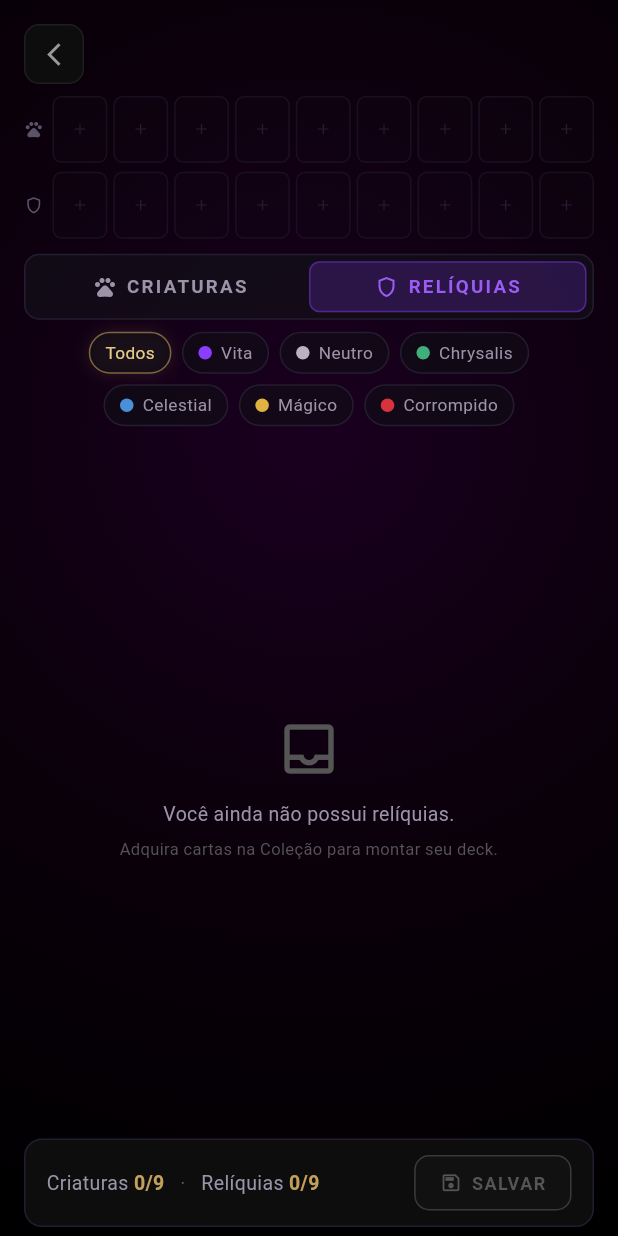
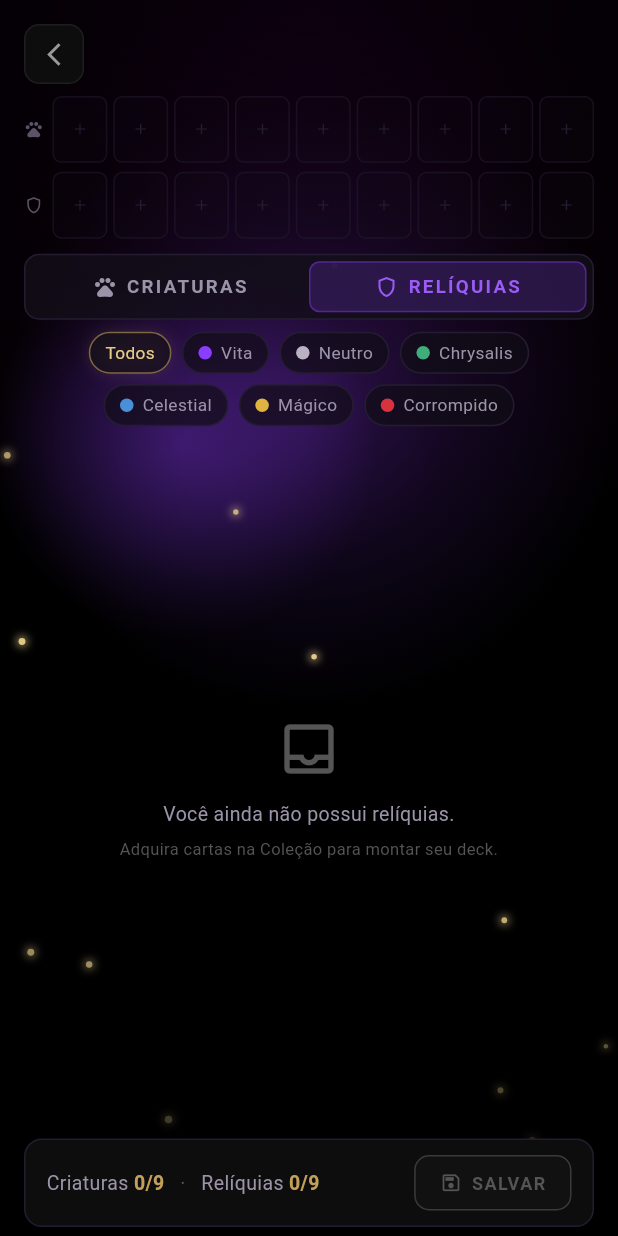
Before and after one commit to NoHeroe/App_Noheroes, a Flutter app: the DeckBuilderScreen screen opened by its route, after a tap on "RELÍQUIAS", on a phone screen of 412 x 824 dp. Run offline on Flutter 3.47's test engine with Material 3 defaults, Android fonts, the phone set to English and light mode, and no system bars; our stand-ins replace drift, flutter_animate, flutter_local_notifications, flutter_riverpod, go_router, google_fonts and 3 more; missing offline and left inert: flutter_3d_controller; accounts and stored records are empty.

Commit message:
feat(ui): atmosfera de fundo reutilizavel (NhAtmosphere) nas telas chapadas
Novo NhAtmosphere (radial + glow + nevoa + faiscas + vignette + grao, tintavel,
faiscas com speed inteiro sem flick). Aplicado em: deck builder, pacotes,
regioes, personagem e inventario (substitui preto chapado / gradiente simples).
Card game usa tint magenta; demais o roxo padrao.

Co-Authored-By: Claude Opus 4.8 <noreply@anthropic.com>

```diff
--- a/lib/presentation/card_game/screens/deck_builder_screen.dart
+++ b/lib/presentation/card_game/screens/deck_builder_screen.dart
@@ -10,6 +10,7 @@ import '../../../domain/card_game/card_models.dart';
 import '../card_ownership.dart';
 import '../deck_repository.dart';
 import '../widgets/game_card_face.dart';
+import '../../shared/widgets/nh_atmosphere.dart';
 
 /// Construtor de Deck (ACDA).
 ///
@@ -67,14 +68,9 @@ class _DeckBuilderScreenState extends ConsumerState<DeckBuilderScreen> {
       backgroundColor: AppColors.black,
       body: Stack(
         children: [
-          Container(
-            decoration: const BoxDecoration(
-              gradient: RadialGradient(
-                center: Alignment(0, -0.3),
-                radius: 1.4,
-                colors: [Color(0xFF1A0020), Color(0xFF0A000A), AppColors.black],
-              ),
-            ),
+          const NhAtmosphere(
+            glow: Color(0xFF8B3DFF),
+            base: [Color(0xFF1A0020), Color(0xFF0A000A), AppColors.black],
           ),
           SafeArea(
             child: Column(
--- a/lib/presentation/card_game/screens/packs_screen.dart
+++ b/lib/presentation/card_game/screens/packs_screen.dart
@@ -5,6 +5,7 @@ import 'package:google_fonts/google_fonts.dart';
 
 import '../../../app/providers.dart';
 import '../../../core/constants/app_colors.dart';
+import '../../shared/widgets/nh_atmosphere.dart';
 import '../../../domain/card_game/card_catalog.dart';
 import '../../../domain/card_game/card_models.dart';
 import '../card_ownership.dart';
@@ -195,14 +196,9 @@ class _PacksScreenState extends ConsumerState<PacksScreen> {
       backgroundColor: AppColors.black,
       body: Stack(
         children: [
-          Container(
-            decoration: const BoxDecoration(
-              gradient: RadialGradient(
-                center: Alignment(0, -0.3),
-                radius: 1.4,
-                colors: [Color(0xFF1A0020), Color(0xFF0A000A), AppColors.black],
-              ),
-            ),
+          const NhAtmosphere(
+            glow: Color(0xFF8B3DFF),
+            base: [Color(0xFF1A0020), Color(0xFF0A000A), AppColors.black],
           ),
           SafeArea(
             child: Column(
--- a/lib/presentation/character/screens/character_screen.dart
+++ b/lib/presentation/character/screens/character_screen.dart
@@ -13,6 +13,7 @@ import '../../../domain/models/faction_buff_multipliers.dart';
 import '../../../domain/models/inventory_entry_with_spec.dart';
 import '../../../domain/models/player_snapshot.dart';
 import '../../shared/widgets/feature_chip.dart';
+import '../../shared/widgets/nh_atmosphere.dart';
 import '../../shared/widgets/nh_bottom_nav.dart';
 import '../../shared/widgets/app_snack.dart';
 // Sprint 3.4 Etapa D (D17) — barras de status (HP/VT|MP/XP) migraram do
@@ -76,6 +77,7 @@ class CharacterScreen extends ConsumerWidget {
       backgroundColor: AppColors.black,
       body: Stack(
         children: [
+          const NhAtmosphere(),
           SafeArea(
             child: Column(
               children: [
--- a/lib/presentation/inventory/screens/inventory_screen.dart
+++ b/lib/presentation/inventory/screens/inventory_screen.dart
@@ -13,6 +13,7 @@ import '../../../domain/models/inventory_entry_with_spec.dart';
 import '../../../domain/models/player_snapshot.dart';
 import '../../shared/widgets/feature_chip.dart';
 import '../../shared/widgets/nh_back_button.dart';
+import '../../shared/widgets/nh_atmosphere.dart';
 import '../../sanctuary/widgets/sanctuary_header_widgets.dart';
 
 class InventoryScreen extends ConsumerStatefulWidget {
@@ -64,7 +65,10 @@ class _InventoryScreenState extends ConsumerState<InventoryScreen> {
     // (estava emprestando indevidamente currentIndex:1 de Missões).
     return Scaffold(
       backgroundColor: AppColors.black,
-      body: SafeArea(
+      body: Stack(
+        children: [
+          const NhAtmosphere(),
+          SafeArea(
             child: Column(
               children: [
                 _buildHeader(),
@@ -74,6 +78,8 @@ class _InventoryScreenState extends ConsumerState<InventoryScreen> {
                 Expanded(child: _buildContent()),
               ],
             ),
+          ),
+        ],
       ),
     );
   }
--- a/lib/presentation/regions/screens/regions_screen.dart
+++ b/lib/presentation/regions/screens/regions_screen.dart
@@ -5,6 +5,7 @@ import '../../../app/providers.dart';
 import '../../../core/constants/app_colors.dart';
 import '../../shared/widgets/app_snack.dart';
 import '../../shared/widgets/nh_bottom_nav.dart';
+import '../../shared/widgets/nh_atmosphere.dart';
 import 'region_detail_screen.dart';
 
 const _regions = [
@@ -88,6 +89,7 @@ class RegionsScreen extends ConsumerWidget {
       backgroundColor: AppColors.black,
       body: Stack(
         children: [
+          const NhAtmosphere(),
           SafeArea(
             child: Column(
           children: [
--- /dev/null
+++ b/lib/presentation/shared/widgets/nh_atmosphere.dart
@@ -0,0 +1,212 @@
+import 'dart:math' as math;
+
+import 'package:flutter/material.dart';
+
+import '../../../core/constants/app_colors.dart';
+
+/// Atmosfera de fundo REUTILIZÁVEL (procedural) — base radial + glow no topo +
+/// névoa em drift + faíscas douradas + vignette + grão. Sem silhueta (genérica),
+/// tintável por [glow]/[base] pra cada tela. Mesma linguagem do
+/// Santuário/Biblioteca/Mercado. Faíscas com speed inteiro (sem flick no loop).
+class NhAtmosphere extends StatefulWidget {
+  /// Cor do glow do topo + névoa (com alpha aplicado internamente).
+  final Color glow;
+
+  /// 3 cores da base radial (topo → meio → fundo).
+  final List<Color> base;
+
+  const NhAtmosphere({
+    super.key,
+    this.glow = AppColors.purple,
+    this.base = const [Color(0xFF1A1226), Color(0xFF0D0A14), Color(0xFF070510)],
+  });
+
+  @override
+  State<NhAtmosphere> createState() => _NhAtmosphereState();
+}
+
+class _NhAtmosphereState extends State<NhAtmosphere>
+    with TickerProviderStateMixin {
+  late final AnimationController _fog;
+  late final AnimationController _embers;
+  late final List<_Ember> _emberSpecs;
+
+  @override
+  void initState() {
+    super.initState();
+    _fog = AnimationController(
+        vsync: this, duration: const Duration(seconds: 29))
+      ..repeat();
+    _embers = AnimationController(
+        vsync: this, duration: const Duration(seconds: 13))
+      ..repeat();
+    final rnd = math.Random(13);
+    _emberSpecs = List.generate(12, (_) {
+      return _Ember(
+        x: rnd.nextDouble(),
+        size: 1.4 + rnd.nextDouble() * 1.4,
+        phase: rnd.nextDouble(),
+        speed: (rnd.nextInt(2) + 1).toDouble(),
+        drift: (rnd.nextDouble() - 0.5) * 0.06,
+      );
+    });
+  }
+
+  @override
+  void dispose() {
+    _fog.dispose();
+    _embers.dispose();
+    super.dispose();
+  }
+
+  @override
+  Widget build(BuildContext context) {
+    return Stack(
+      fit: StackFit.expand,
+      children: [
+        DecoratedBox(
+          decoration: BoxDecoration(
+            gradient: RadialGradient(
+              center: const Alignment(0, -1.0),
+              radius: 1.2,
+              colors: widget.base,
+              stops: const [0.0, 0.42, 0.82],
+            ),
+          ),
+        ),
+        Align(
+          alignment: const Alignment(0, -0.95),
+          child: Container(
+            width: 520,
+            height: 520,
+            decoration: BoxDecoration(
+              shape: BoxShape.circle,
+              gradient: RadialGradient(
+                colors: [
+                  widget.glow.withValues(alpha: 0.28),
+                  widget.glow.withValues(alpha: 0.10),
+                  widget.glow.withValues(alpha: 0.0),
+                ],
+                stops: const [0.0, 0.5, 1.0],
+              ),
+            ),
+          ),
+        ),
+        RepaintBoundary(
+          child: AnimatedBuilder(
+            animation: _fog,
+            builder: (_, __) => CustomPaint(
+                painter: _FogPainter(_fog.value, widget.glow),
+                size: Size.infinite),
+          ),
+        ),
+        RepaintBoundary(
+          child: AnimatedBuilder(
+            animation: _embers,
+            builder: (_, __) => CustomPaint(
+              painter: _EmbersPainter(_embers.value, _emberSpecs),
+              size: Size.infinite,
+            ),
+          ),
+        ),
+        const DecoratedBox(
+          decoration: BoxDecoration(
+            gradient: RadialGradient(
+              center: Alignment.center,
+              radius: 1.0,
+              colors: [Color(0x00000000), Color(0x8C000000)],
+              stops: [0.55, 1.0],
+            ),
+          ),
+        ),
+        const RepaintBoundary(
+          child: CustomPaint(painter: _GrainPainter(), size: Size.infinite),
+        ),
+      ],
+    );
+  }
+}
+
+class _Ember {
+  final double x, size, phase, speed, drift;
+  const _Ember({
+    required this.x,
+    required this.size,
+    required this.phase,
+    required this.speed,
+    required this.drift,
+  });
+}
+
+class _FogPainter extends CustomPainter {
+  final double t;
+  final Color color;
+  const _FogPainter(this.t, this.color);
+
+  @override
+  void paint(Canvas canvas, Size size) {
+    final tau = t * 2 * math.pi;
+    final dx = -70 + math.sin(tau) * 18;
+    final dy = 150 + math.cos(tau) * 22;
+    final rect = Rect.fromLTWH(dx, dy, 360, 260);
+    final paint = Paint()
+      ..shader = RadialGradient(
+        colors: [color.withValues(alpha: 0.34), color.withValues(alpha: 0.0)],
+      ).createShader(rect)
+      ..maskFilter = const MaskFilter.blur(BlurStyle.normal, 48);
+    canvas.drawOval(rect, paint);
+  }
+
+  @override
+  bool shouldRepaint(covariant _FogPainter old) => old.t != t;
+}
+
+class _EmbersPainter extends CustomPainter {
+  final double t;
+  final List<_Ember> embers;
+  const _EmbersPainter(this.t, this.embers);
+
+  @override
+  void paint(Canvas canvas, Size size) {
+    final glow = Paint()
+      ..maskFilter = const MaskFilter.blur(BlurStyle.normal, 3);
+    for (final e in embers) {
+      final p = (t * e.speed + e.phase) % 1.0;
+      const rise = 680.0;
+      final y = size.height - p * rise;
+      if (y < -10 || y > size.height + 10) continue;
+      final x =
+          e.x * size.width + math.sin(p * math.pi * 2) * e.drift * size.width;
+      final alpha = math.sin(p * math.pi).clamp(0.0, 1.0);
+      glow.color = AppColors.goldLt.withValues(alpha: 0.7 * alpha);
+      canvas.drawCircle(Offset(x, y), e.size + 1.5, glow);
+      final core = Paint()..color = AppColors.goldLt.withValues(alpha: alpha);
+      canvas.drawCircle(Offset(x, y), e.size, core);
+    }
+  }
+
+  @override
+  bool shouldRepaint(covariant _EmbersPainter old) => old.t != t;
+}
+
+class _GrainPainter extends CustomPainter {
+  const _GrainPainter();
+
+  @override
+  void paint(Canvas canvas, Size size) {
+    final rnd = math.Random(91);
+    final paint = Paint()..blendMode = BlendMode.overlay;
+    final count = (size.width * size.height / 1100).clamp(0, 1800).toInt();
+    for (var i = 0; i < count; i++) {
+      paint.color = const Color(0xFFFFFFFF).withValues(alpha: 0.05);
+      canvas.drawCircle(
+        Offset(rnd.nextDouble() * size.width, rnd.nextDouble() * size.height),
+        0.6,
+        paint,
+      );
+    }
+  }
+
+  @override
+  bool shouldRepaint(covariant CustomPainter old) => false;
+}
```
Lines whose indentation alone changed are shown as unchanged.
